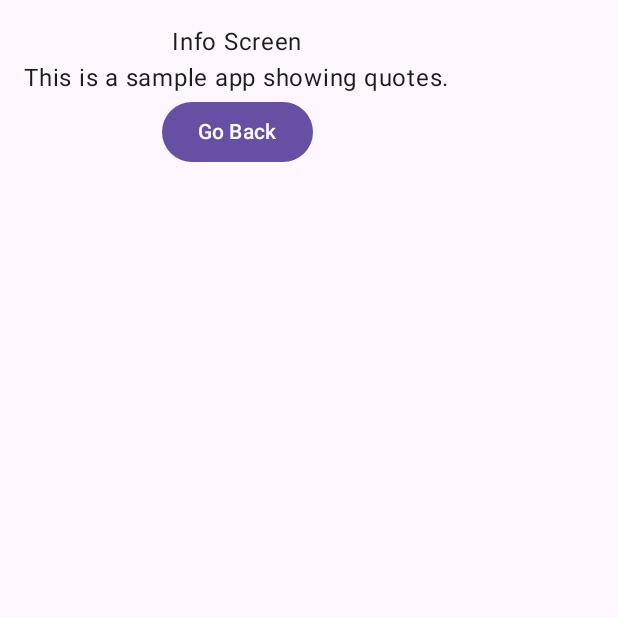
After one commit to xtinabru/QuoteKa, an Android app built with Jetpack Compose: the composable InfoScreen shown on its own in the app's theme, on a phone screen of 412 x 824 dp, the top half of it. The commit adds this screen. Run offline under Robolectric (Android 15) with nearby library versions, the phone set to English and light mode, and no system bars.

Commit message:
feat: Add basic screens (InfoScreen and MainScreen)

```diff
--- /dev/null
+++ b/app/src/main/java/com/example/quotekaapplication/ui/theme/screens/InfoScreen.kt
@@ -0,0 +1,36 @@
+package com.example.quotekaapplication.ui.theme.screens
+
+import androidx.compose.foundation.layout.Column
+import androidx.compose.foundation.layout.padding
+import androidx.compose.material3.Button
+import androidx.compose.material3.Text
+import androidx.compose.runtime.Composable
+import androidx.compose.ui.Alignment
+import androidx.compose.ui.Modifier
+import androidx.compose.ui.tooling.preview.Preview
+import androidx.compose.ui.unit.dp
+import com.example.quotekaapplication.ui.theme.themes.QuotekaApplicationTheme
+
+@Composable
+fun InfoScreen(onBack: () -> Unit) {
+    Column(
+        horizontalAlignment = Alignment.CenterHorizontally,
+        modifier = Modifier.padding(16.dp)
+    ) {
+        Text(text = "Info Screen")
+
+        Text(text = "This is a sample app showing quotes.")
+
+        Button(onClick = onBack) {
+            Text(text = "Go Back")
+        }
+    }
+}
+
+@Composable
+@Preview(showBackground = true)
+fun InfoScreenPreview() {
+    QuotekaApplicationTheme {
+        InfoScreen(onBack = {})
+    }
+}
--- a/app/src/main/java/com/example/quotekaapplication/ui/theme/Color.kt
+++ b/app/src/main/java/com/example/quotekaapplication/ui/theme/themes/Color.kt
@@ -1,4 +1,4 @@
-package com.example.quotekaapplication.ui.theme
+package com.example.quotekaapplication.ui.theme.themes
 
 import androidx.compose.ui.graphics.Color
 
--- a/app/src/main/java/com/example/quotekaapplication/ui/theme/Theme.kt
+++ b/app/src/main/java/com/example/quotekaapplication/ui/theme/themes/Theme.kt
@@ -1,6 +1,5 @@
-package com.example.quotekaapplication.ui.theme
+package com.example.quotekaapplication.ui.theme.themes
 
-import android.app.Activity
 import android.os.Build
 import androidx.compose.foundation.isSystemInDarkTheme
 import androidx.compose.material3.MaterialTheme
@@ -37,7 +36,7 @@ private val LightColorScheme = lightColorScheme(
 fun QuotekaApplicationTheme(
     darkTheme: Boolean = isSystemInDarkTheme(),
     // Dynamic color is available on Android 12+
-    dynamicColor: Boolean = true,
+    dynamicColor: Boolean = false,
     content: @Composable () -> Unit
 ) {
     val colorScheme = when {
--- a/app/src/main/java/com/example/quotekaapplication/ui/theme/Type.kt
+++ b/app/src/main/java/com/example/quotekaapplication/ui/theme/themes/Type.kt
@@ -1,4 +1,4 @@
-package com.example.quotekaapplication.ui.theme
+package com.example.quotekaapplication.ui.theme.themes
 
 import androidx.compose.material3.Typography
 import androidx.compose.ui.text.TextStyle
```
Also changed, not shown: app/src/main/java/com/example/quotekaapplication/MainActivity.kt (+9 -22 lines), app/src/main/java/com/example/quotekaapplication/ui/theme/screens/MainScreen.kt (added, +30 -0 lines).
